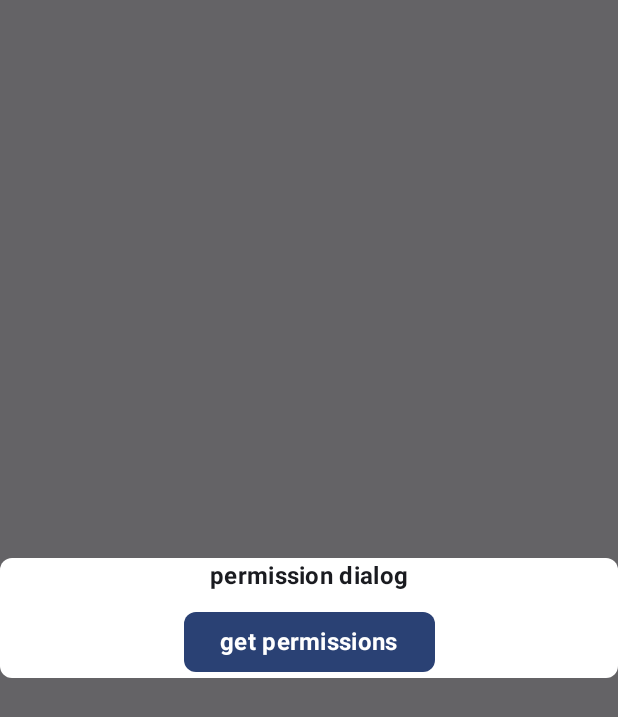
After one commit to SepidehAkbarinezhad/BluetoothTracker, an Android app built with Jetpack Compose: the composable PermissionAlertDialog shown on its own in the app's theme, on a phone screen of 412 x 824 dp. The commit adds this screen. Shown: the top 717 px of the screen. Run offline under Robolectric (Android 15) with nearby library versions, the phone set to English and light mode, and no system bars.

```diff
--- a/app/build.gradle.kts
+++ b/app/build.gradle.kts
@@ -64,6 +64,8 @@ dependencies {
 
     implementation(libs.timber)
 
+    implementation(libs.accompanist.permissions)
+
     implementation(libs.hilt.android)
     implementation(libs.hilt.navigation.compose)
     kapt(libs.hilt.compiler)
--- a/app/src/main/AndroidManifest.xml
+++ b/app/src/main/AndroidManifest.xml
@@ -9,7 +9,7 @@
     <uses-permission android:name="android.permission.ACCESS_FINE_LOCATION" />
 
     <application
-        android:name=".BluetoothTrackerApplication"
+        android:name=".presentation.BluetoothTrackerApplication"
         android:allowBackup="true"
         android:dataExtractionRules="@xml/data_extraction_rules"
         android:fullBackupContent="@xml/backup_rules"
@@ -20,7 +20,7 @@
         android:theme="@style/Theme.BluetoothTracker"
         tools:targetApi="31">
         <activity
-            android:name=".MainActivity"
+            android:name=".presentation.MainActivity"
             android:exported="true"
             android:label="@string/app_name"
             android:theme="@style/Theme.BluetoothTracker">
--- a/app/src/main/java/com/example/bluetoothtracker/data/datasource/BluetoothManagerImpl.kt
+++ b/app/src/main/java/com/example/bluetoothtracker/data/datasource/BluetoothManagerImpl.kt
@@ -5,7 +5,7 @@ import android.bluetooth.BluetoothAdapter
 import android.bluetooth.le.ScanCallback
 import android.content.Context
 import com.example.bluetoothtracker.data.model.BluetoothScanResult
-import com.example.bluetoothtracker.presentation.screen.printLog
+import com.example.bluetoothtracker.presentation.utils.printLog
 import kotlinx.coroutines.CoroutineScope
 import kotlinx.coroutines.Dispatchers
 import kotlinx.coroutines.Job
--- a/app/src/main/java/com/example/bluetoothtracker/domain/usecase/StartBluetoothScanUseCase.kt
+++ b/app/src/main/java/com/example/bluetoothtracker/domain/usecase/StartBluetoothScanUseCase.kt
@@ -1,7 +1,7 @@
 package com.example.bluetoothtracker.domain.usecase
 
 import com.example.bluetoothtracker.domain.repository.BluetoothRepository
-import com.example.bluetoothtracker.presentation.screen.printLog
+import com.example.bluetoothtracker.presentation.utils.printLog
 import javax.inject.Inject
 
 class StartBluetoothScanUseCase @Inject constructor(val bluetoothRepository: BluetoothRepository) {
--- a/app/src/main/java/com/example/bluetoothtracker/BluetoothTrackerApplication.kt
+++ b/app/src/main/java/com/example/bluetoothtracker/presentation/BluetoothTrackerApplication.kt
@@ -1,4 +1,4 @@
-package com.example.bluetoothtracker
+package com.example.bluetoothtracker.presentation
 
 import android.app.Application
 import dagger.hilt.android.HiltAndroidApp
--- /dev/null
+++ b/app/src/main/java/com/example/bluetoothtracker/presentation/components/AppButton.kt
@@ -0,0 +1,39 @@
+package com.example.bluetoothtracker.presentation.components
+
+import androidx.compose.foundation.BorderStroke
+import androidx.compose.foundation.shape.RoundedCornerShape
+import androidx.compose.material3.Button
+import androidx.compose.material3.ButtonColors
+import androidx.compose.material3.ButtonDefaults
+import androidx.compose.material3.MaterialTheme
+import androidx.compose.runtime.Composable
+import androidx.compose.ui.Modifier
+import androidx.compose.ui.graphics.Color
+import androidx.compose.ui.res.stringResource
+import androidx.compose.ui.unit.dp
+import com.example.bluetoothtracker.presentation.utils.TextType
+
+
+@Composable
+fun AppButton(
+    text: Int,
+    onClick: () -> Unit,
+    contentColor: ButtonColors = ButtonDefaults.buttonColors(containerColor = MaterialTheme.colorScheme.primary),
+    textColor: Color = Color.White,
+    border: BorderStroke? = null,
+    modifier: Modifier = Modifier
+) {
+    Button(
+        modifier = modifier,
+        shape = RoundedCornerShape(size = 8.dp),
+        onClick = onClick,
+        colors = contentColor,
+        border = border
+    ) {
+        AppText(
+            text = stringResource(text),
+            textType = TextType.SubTitle,
+            color = textColor
+        )
+    }
+}
--- /dev/null
+++ b/app/src/main/java/com/example/bluetoothtracker/presentation/components/AppText.kt
@@ -0,0 +1,68 @@
+package com.example.bluetoothtracker.presentation.components
+
+import androidx.compose.material3.MaterialTheme
+import androidx.compose.material3.Text
+import androidx.compose.runtime.Composable
+import androidx.compose.ui.Modifier
+import androidx.compose.ui.graphics.Color
+import androidx.compose.ui.res.stringResource
+import androidx.compose.ui.text.style.TextAlign
+import androidx.compose.ui.text.style.TextDecoration
+import androidx.compose.ui.text.style.TextDirection
+import androidx.compose.ui.text.style.TextOverflow
+import com.example.bluetoothtracker.presentation.utils.TextType
+import com.example.bluetoothtracker.presentation.utils.styleText
+
+
+@Composable
+fun AppText(
+    modifier: Modifier = Modifier,
+    text: Int,
+    textType: TextType = TextType.Body,
+    color: Color = MaterialTheme.colorScheme.onSurface,
+    textAlign: TextAlign = TextAlign.Justify,
+    textDirection: TextDirection = TextDirection.Unspecified,
+    textDecoration: TextDecoration = TextDecoration.None,
+    maxLines: Int = Int.MAX_VALUE,
+    minLines: Int = 1,
+) {
+    Text(
+        modifier = modifier,
+        text = stringResource(text),
+        style = styleText(textType).copy(
+            textDirection = textDirection,
+            textDecoration = textDecoration
+        ),
+        color = color,
+        textAlign = textAlign,
+        maxLines = maxLines,
+        minLines = minLines,
+    )
+}
+
+@Composable
+fun AppText(
+    modifier: Modifier = Modifier,
+    text: String,
+    textType: TextType = TextType.Body,
+    color: Color = MaterialTheme.colorScheme.onSurface,
+    textAlign: TextAlign = TextAlign.Justify,
+    textDirection: TextDirection = TextDirection.Unspecified,
+    textDecoration: TextDecoration = TextDecoration.None,
+    maxLines: Int = Int.MAX_VALUE,
+    minLines: Int = 1,
+) {
+    Text(
+        modifier = modifier,
+        text = text,
+        style = styleText(textType).copy(
+            textDirection = textDirection,
+            textDecoration = textDecoration
+        ),
+        color = color,
+        textAlign = textAlign,
+        maxLines = maxLines,
+        minLines = minLines,
+        overflow = TextOverflow.Ellipsis
+    )
+}
--- /dev/null
+++ b/app/src/main/java/com/example/bluetoothtracker/presentation/screen/nearbyDevices/components/PermissionAlertDialog.kt
@@ -0,0 +1,40 @@
+package com.example.bluetoothtracker.presentation.screen.nearbyDevices.components
+
+
+import androidx.compose.foundation.layout.Column
+import androidx.compose.foundation.layout.Spacer
+import androidx.compose.foundation.layout.fillMaxWidth
+import androidx.compose.foundation.layout.height
+import androidx.compose.foundation.shape.RoundedCornerShape
+import androidx.compose.material3.Card
+import androidx.compose.material3.CardDefaults
+import androidx.compose.runtime.Composable
+import androidx.compose.ui.Alignment
+import androidx.compose.ui.Modifier
+import androidx.compose.ui.graphics.Color
+import androidx.compose.ui.unit.dp
+import androidx.compose.ui.window.Dialog
+import com.example.bluetoothtracker.R
+import com.example.bluetoothtracker.presentation.components.AppButton
+import com.example.bluetoothtracker.presentation.components.AppText
+import com.example.bluetoothtracker.presentation.utils.TextType
+
+@Composable
+fun PermissionAlertDialog(onConfirm: () -> Unit) {
+    Dialog(onDismissRequest = {}) {
+        Card(
+            shape = RoundedCornerShape(8.dp),
+            colors = CardDefaults.cardColors(containerColor = Color.White)
+        ) {
+            Column(
+                modifier = Modifier.fillMaxWidth(),
+                horizontalAlignment = Alignment.CenterHorizontally
+            ) {
+                AppText(text = "permission dialog", textType = TextType.SubTitle)
+                Spacer(modifier = Modifier.height(8.dp))
+                AppButton(text = R.string.permission_dialog_btn_label, onClick = onConfirm)
+            }
+        }
+
+    }
+}
--- a/app/src/main/java/com/example/bluetoothtracker/presentation/screen/Utility.kt
+++ b/app/src/main/java/com/example/bluetoothtracker/presentation/utils/AppUtility.kt
@@ -1,4 +1,4 @@
-package com.example.bluetoothtracker.presentation.screen
+package com.example.bluetoothtracker.presentation.utils
 
 import timber.log.Timber
 
--- /dev/null
+++ b/app/src/main/java/com/example/bluetoothtracker/presentation/utils/TextType.kt
@@ -0,0 +1,23 @@
+package com.example.bluetoothtracker.presentation.utils
+
+import androidx.compose.material3.MaterialTheme
+import androidx.compose.runtime.Composable
+import androidx.compose.ui.text.TextStyle
+import androidx.compose.ui.text.font.FontWeight
+
+sealed interface TextType {
+    data object Title : TextType
+    data object SubTitle : TextType
+    data object Body : TextType
+    data object FieldError : TextType
+}
+
+@Composable
+fun styleText(textType: TextType): TextStyle {
+    return when (textType) {
+        is TextType.Title -> MaterialTheme.typography.titleLarge.copy(fontWeight = FontWeight.Bold)
+        is TextType.SubTitle -> MaterialTheme.typography.titleMedium.copy(fontWeight = FontWeight.Bold)
+        is TextType.Body -> MaterialTheme.typography.bodyMedium
+        is TextType.FieldError -> MaterialTheme.typography.bodySmall
+    }
+}
--- a/app/src/main/res/values/strings.xml
+++ b/app/src/main/res/values/strings.xml
@@ -1,3 +1,4 @@
 <resources>
     <string name="app_name">Bluetooth Tracker</string>
+    <string name="permission_dialog_btn_label">get permissions</string>
 </resources>
--- a/gradle/libs.versions.toml
+++ b/gradle/libs.versions.toml
@@ -10,6 +10,7 @@ activityCompose = "1.10.1"
 composeBom = "2025.06.01"
 hilt = "2.56.2"
 hilt-navigation-compose="1.2.0"
+accompanist-permissions="0.37.3"
 room = "2.7.2"
 timber = "5.0.1"
 
@@ -31,6 +32,8 @@ androidx-material3 = { group = "androidx.compose.material3", name = "material3"
 
 timber = { group = "com.jakewharton.timber", name = "timber", version.ref = "timber" }
 
+accompanist-permissions = { group = "com.google.accompanist", name = "accompanist-permissions", version.ref = "accompanist-permissions" }
+
 hilt-android = { group = "com.google.dagger", name = "hilt-android", version.ref = "hilt" }
 hilt-compiler = { group = "com.google.dagger", name = "hilt-compiler", version.ref = "hilt" }
 hilt-navigation-compose = { group = "androidx.hilt", name = "hilt-navigation-compose", version.ref = "hilt-navigation-compose" }
```
Also changed, not shown: app/src/main/java/com/example/bluetoothtracker/MainActivity.kt (deleted, +0 -54 lines), app/src/main/java/com/example/bluetoothtracker/presentation/MainActivity.kt (added, +25 -0 lines), app/src/main/java/com/example/bluetoothtracker/presentation/screen/nearbyDevices/HomeScreen.kt (added, +46 -0 lines), app/src/main/java/com/example/bluetoothtracker/presentation/screen/nearbyDevices/ScanViewModel.kt (renamed from app/src/main/java/com/example/bluetoothtracker/presentation/screen/nearbyDevices/NearbyDevicesViewModel.kt, +7 -4 lines), app/src/main/java/com/example/bluetoothtracker/presentation/utils/PermissionsList.kt (added, +16 -0 lines).
